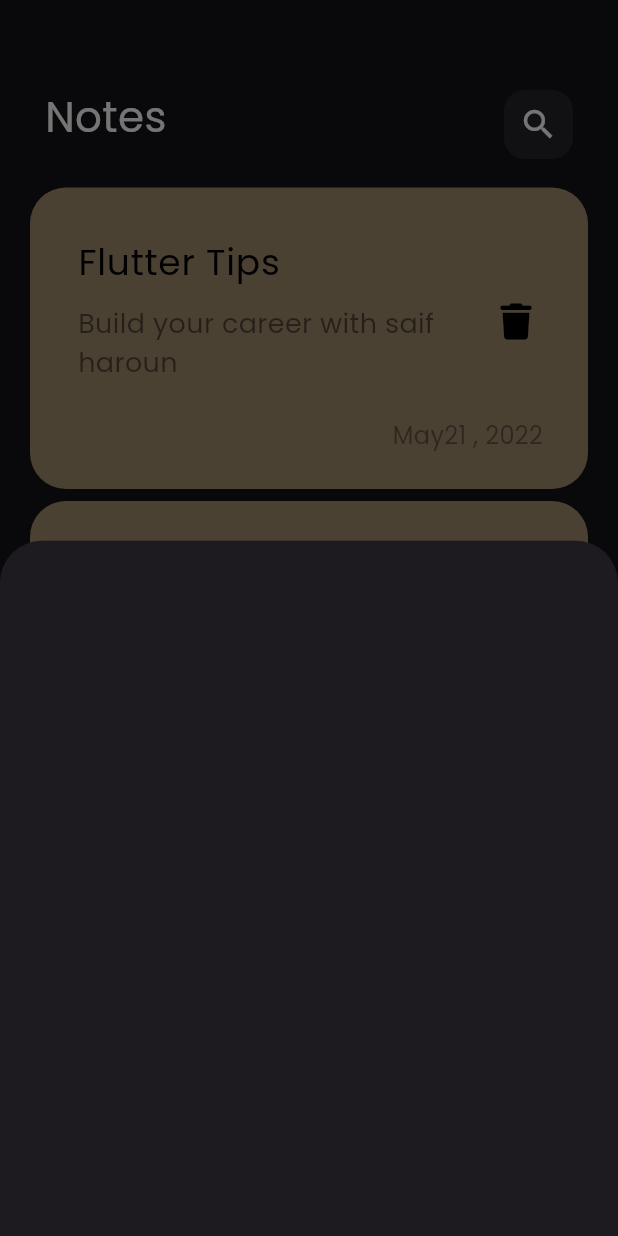
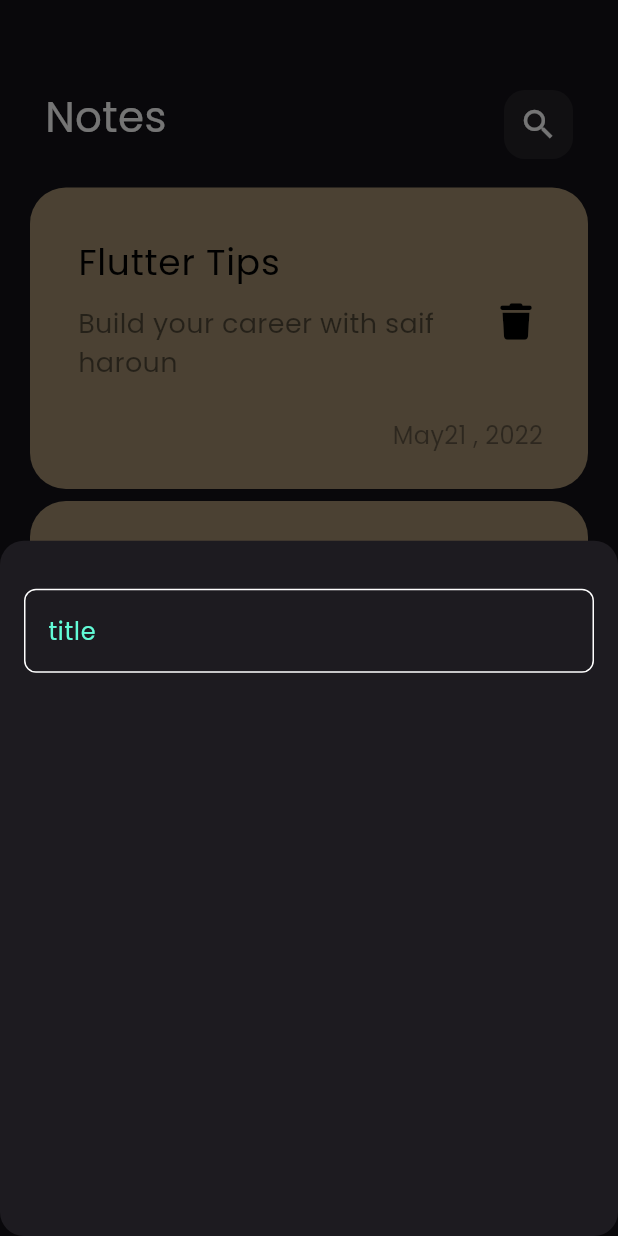
Before and after one commit to saifHaroun1/notes_app, a Flutter app: the screen it shows after launch, after a tap on the "add" icon, on a phone screen of 412 x 824 dp. Run offline on Flutter 3.47's test engine with Material 3 defaults, Android fonts, the phone set to English and light mode, and no system bars; our stand-ins replace font_awesome_flutter.

Commit message:
creat custom text feild

```diff
--- /dev/null
+++ b/lib/constance.dart
@@ -0,0 +1,3 @@
+import 'package:flutter/material.dart';
+
+const KPrimaryColor = Color(0xff62FCD7);
--- a/lib/views/notes_view.dart
+++ b/lib/views/notes_view.dart
@@ -1,4 +1,5 @@
 import 'package:flutter/material.dart';
+import 'package:notes_app/widgets/add_note_bottom_sheet.dart';
 import 'package:notes_app/widgets/notes_view_body.dart';
 
 class NotesView extends StatelessWidget {
@@ -10,9 +11,11 @@ class NotesView extends StatelessWidget {
       floatingActionButton: FloatingActionButton(
         onPressed: () {
           showModalBottomSheet(
+              shape: RoundedRectangleBorder(
+                  borderRadius: BorderRadius.circular(16)),
               context: context,
               builder: (context) {
-                return Container();
+                return AddNoteBottomSheet();
               });
         },
         child: Icon(Icons.add),
--- a/lib/widgets/add_note_bottom_sheet.dart
+++ b/lib/widgets/add_note_bottom_sheet.dart
@@ -0,0 +1,21 @@
+import 'package:flutter/material.dart';
+import 'package:notes_app/widgets/custom_text_field.dart';
+
+class AddNoteBottomSheet extends StatelessWidget {
+  const AddNoteBottomSheet({super.key});
+
+  @override
+  Widget build(BuildContext context) {
+    return Column(
+      children: [
+        SizedBox(
+          height: 32,
+        ),
+        Padding(
+          padding: const EdgeInsets.symmetric(horizontal: 16),
+          child: CustomTextField(),
+        )
+      ],
+    );
+  }
+}
--- /dev/null
+++ b/lib/widgets/custom_text_field.dart
@@ -0,0 +1,25 @@
+import 'package:flutter/material.dart';
+import 'package:notes_app/constance.dart';
+
+class CustomTextField extends StatelessWidget {
+  const CustomTextField({super.key});
+
+  @override
+  Widget build(BuildContext context) {
+    return TextField(
+      cursorColor: KPrimaryColor,
+      decoration: InputDecoration(
+          hintText: "title",
+          hintStyle: TextStyle(color: KPrimaryColor),
+          border: buildBorder(),
+          enabledBorder: buildBorder(),
+          focusedBorder: buildBorder(Colors.lightBlueAccent[200])),
+    );
+  }
+
+  OutlineInputBorder buildBorder([color]) {
+    return OutlineInputBorder(
+        borderRadius: BorderRadius.circular(8),
+        borderSide: BorderSide(color: color ?? Colors.white));
+  }
+}
```
